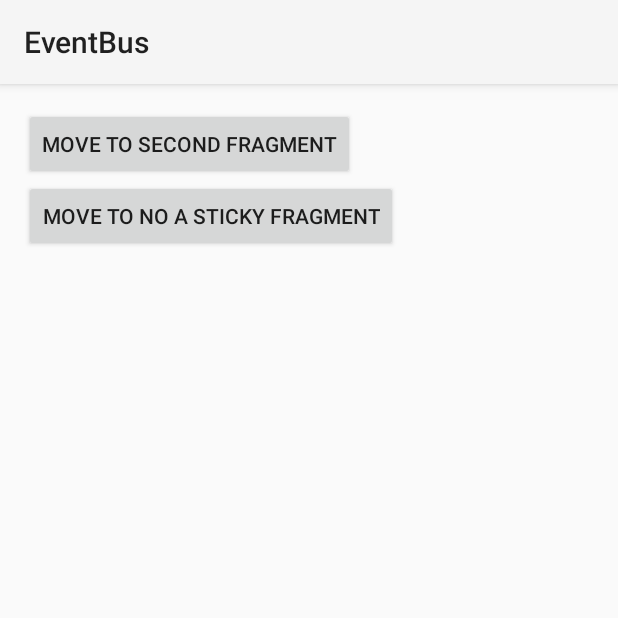
After one commit to frodoking/GradleAndroid-App, an Android app: the EventBusActivity screen opened directly, with no data from a screen before it, on a phone screen of 412 x 824 dp, the top half of it. The commit adds this screen. Run offline under Robolectric (Android 15) with nearby library versions, the phone set to English and light mode, and no system bars; libraries missing offline, so code that uses them is left out: de.greenrobot.event; 3 statements that could not run were skipped.

Commit message:
添加eventbus to function

```diff
--- a/function/build.gradle
+++ b/function/build.gradle
@@ -5,7 +5,7 @@ android {
     buildToolsVersion "21.1.1"
 
     defaultConfig {
-        minSdkVersion 4
+        minSdkVersion 11
         targetSdkVersion 21
         versionCode 1
         versionName "1.0"
@@ -23,4 +23,5 @@ android {
 dependencies {
     compile fileTree(dir: 'libs', include: ['*.jar'])
     compile 'com.google.zxing:core:3.1.0'
+    compile 'de.greenrobot:eventbus:2.4.0'
 }
--- /dev/null
+++ b/function/src/main/java/com/android/app/function/eventbus/EventBusActivity.java
@@ -0,0 +1,132 @@
+package com.android.app.function.eventbus;
+
+import android.app.Activity;
+import android.os.Bundle;
+import android.view.LayoutInflater;
+import android.view.View;
+import android.view.ViewGroup;
+
+import com.android.app.function.R;
+import com.android.app.function.eventbus.bus.MoveToFragmentEvent;
+import com.android.app.function.eventbus.bus.StickyEvent;
+import com.android.app.function.eventbus.bus.UpdateActionBarTitleEvent;
+import com.android.app.function.eventbus.data.DataObject;
+import com.android.app.function.eventbus.fragments.BaseFragment;
+import com.android.app.function.eventbus.fragments.NoStickyFragment;
+import com.android.app.function.eventbus.fragments.SecondFragment;
+import com.android.app.function.eventbus.fragments.ThirdFragment;
+
+import de.greenrobot.event.EventBus;
+
+/**
+ * Sample main {@link android.app.Activity}.
+ * <p/>
+ * Created by kevintanhongann.
+ * <p/>
+ * Update:
+ * <p/>
+ * 1. Added event-handler that updates title of {@link android.app.ActionBar}.
+ * <p/>
+ * 2. Added event-handler that controls showing {@link com.kevintan.eventbussample.fragments.SecondFragment}, {@link
+ * com.kevintan.eventbussample.fragments.ThirdFragment}.
+ * <p/>
+ * 3. Remove {@link com.kevintan.eventbussample.bus.StickyEvent} in {@link EventBusActivity#onDestroy()}.
+ *
+ * @author Xinyue Zhao
+ */
+public class EventBusActivity extends Activity {
+	private static final int LAYOUT = R.layout.eventbus_main;
+
+	/**
+	 * Handler for {@link com.kevintan.eventbussample.bus.UpdateActionBarTitleEvent}
+	 *
+	 * @param e
+	 * 		Event {@link  com.kevintan.eventbussample.bus.UpdateActionBarTitleEvent}.
+	 */
+	public void onEvent(UpdateActionBarTitleEvent e) {
+		getActionBar().setTitle(e.getTitle());
+	}
+
+	/**
+	 * Handler for {@link com.kevintan.eventbussample.bus.MoveToFragmentEvent}
+	 *
+	 * @param e
+	 * 		Event {@link com.kevintan.eventbussample.bus.MoveToFragmentEvent }.
+	 */
+	public void onEvent(MoveToFragmentEvent e) {
+		if (e.getFragment() instanceof ThirdFragment) {
+			getFragmentManager().beginTransaction().replace(R.id.container, e.getFragment()).addToBackStack(null)
+					.commit();
+		} else if (e.getFragment() instanceof SecondFragment) {
+			DataObject object = new DataObject("kevin tan", "kevintan@kevintan.com");
+			EventBus.getDefault().postSticky(new StickyEvent(object));
+			getFragmentManager().beginTransaction().replace(R.id.container, e.getFragment()).addToBackStack(null)
+					.commit();
+		} else if (e.getFragment() instanceof NoStickyFragment) {
+			DataObject object = new DataObject("Hello, world!", "www.github.com");
+			EventBus.getDefault().postSticky(new StickyEvent(object));
+			getFragmentManager().beginTransaction().replace(R.id.container, e.getFragment()).addToBackStack(null)
+					.commit();
+		}
+	}
+
+	@Override
+	protected void onCreate(Bundle savedInstanceState) {
+		super.onCreate(savedInstanceState);
+		setContentView(LAYOUT);
+		EventBus.getDefault().register(this);
+		if (savedInstanceState == null) {
+			getFragmentManager().beginTransaction()
+					.add(R.id.container, new PlaceholderFragment())
+					.commit();
+		}
+	}
+
+	@Override
+	protected void onDestroy() {
+		EventBus.getDefault().unregister(this);
+		EventBus.getDefault().removeStickyEvent(StickyEvent.class);
+		super.onDestroy();
+	}
+
+
+	/**
+	 * A placeholder fragment containing a simple view.
+	 * <p/>
+	 * Update:
+	 * <p/>
+	 * Extends from {@link com.kevintan.eventbussample.fragments.BaseFragment} to demonstrate coexistence between {@link
+	 * de.greenrobot.event.EventBus#registerSticky(Object)} and {@link de.greenrobot.event.EventBus#register(Object)}.
+	 */
+	public static class PlaceholderFragment extends BaseFragment {
+		private static final int LAYOUT = R.layout.eventbus_fragment_main;
+
+		public PlaceholderFragment() {
+		}
+
+		@Override
+		public View onCreateView(LayoutInflater inflater, ViewGroup container,
+		                         Bundle savedInstanceState) {
+			/* Update fragment's title.*/
+			EventBus.getDefault().post(new UpdateActionBarTitleEvent(getString(R.string.screen_1)));
+			View rootView = inflater.inflate(LAYOUT, container, false);
+			/* Move to fragment that can demonstrate sticky-event. */
+			rootView.findViewById(R.id.btn_test).setOnClickListener(new View.OnClickListener() {
+				@Override
+				public void onClick(View v) {
+					EventBus.getDefault().post(new MoveToFragmentEvent(new SecondFragment()));
+				}
+			});
+			/* Move to fragment that can not accept sticky-event. */
+			rootView.findViewById(R.id.btn_no_sticky).setOnClickListener(new View.OnClickListener() {
+				@Override
+				public void onClick(View v) {
+					EventBus.getDefault().post(new MoveToFragmentEvent(new NoStickyFragment()));
+				}
+			});
+
+			return rootView;
+		}
+	}
+
+}
--- /dev/null
+++ b/function/src/main/java/com/android/app/function/eventbus/fragments/BaseFragment.java
@@ -0,0 +1,55 @@
+package com.android.app.function.eventbus.fragments;
+
+import android.app.Fragment;
+import de.greenrobot.event.EventBus;
+
+/**
+ * {@link com.android.app.function.eventbus.fragments.BaseFragment}  demonstrates a general pattern used in App.
+ * <p/>
+ * Generally only when the App has been in foreground evens could be handled, so that we connect bus in {@code
+ * onResume()}, and disconnect in {@code onPause()}.
+ * <p/>
+ * {@link com.kevintan.eventbussample.fragments.BaseFragment#onEvent(Object)} to tricky {@link
+ * de.greenrobot.event.EventBusException} for a least one subscribed method "onEvent".
+ * <p/>
+ * Added {@link com.kevintan.eventbussample.fragments.BaseFragment#isStickyAvailable()} for subclasses whether using
+ * sticky-mode or normal.
+ */
+public abstract class BaseFragment extends Fragment {
+	/**
+	 * Handler for {@link }
+	 *
+	 * @param e
+	 * 		Event {@link  }.
+	 */
+	public void onEvent(Object e) {
+
+	}
+
+	@Override
+	public void onResume() {
+		if (isStickyAvailable()) {
+			EventBus.getDefault().registerSticky(this);
+		} else {
+			EventBus.getDefault().register(this);
+		}
+		super.onResume();
+	}
+
+	@Override
+	public void onPause() {
+		EventBus.getDefault().unregister(this);
+		super.onPause();
+	}
+
+	/**
+	 * Is the {@link android.app.Fragment} ready to subscribe a sticky-event or not.
+	 *
+	 * @return {@code true} if the {@link android.app.Fragment}  available for sticky-events inc. normal events.
+	 * <p/>
+	 * <b>Default is {@code false}</b>.
+	 */
+	protected boolean isStickyAvailable() {
+		return false;
+	}
+}
--- /dev/null
+++ b/function/src/main/res/layout/eventbus_fragment_main.xml
@@ -0,0 +1,24 @@
+<LinearLayout xmlns:android="http://schemas.android.com/apk/res/android"
+		xmlns:tools="http://schemas.android.com/tools"
+		android:layout_width="match_parent"
+		android:layout_height="match_parent"
+		android:orientation="vertical"
+		android:paddingLeft="@dimen/activity_horizontal_margin"
+		android:paddingRight="@dimen/activity_horizontal_margin"
+		android:paddingTop="@dimen/activity_vertical_margin"
+		android:paddingBottom="@dimen/activity_vertical_margin"
+		tools:context=".MainActivity$PlaceholderFragment">
+
+	<Button
+			android:text="@string/btn_sec_fragment"
+			android:layout_height="wrap_content"
+			android:id="@+id/btn_test"
+			android:layout_width="wrap_content" />
+
+	<Button
+			android:text="@string/btn_no_sticky_fragment"
+			android:layout_height="wrap_content"
+			android:id="@+id/btn_no_sticky"
+			android:layout_width="wrap_content" />
+
+</LinearLayout>
--- /dev/null
+++ b/function/src/main/res/layout/eventbus_main.xml
@@ -0,0 +1,7 @@
+<FrameLayout xmlns:android="http://schemas.android.com/apk/res/android"
+    xmlns:tools="http://schemas.android.com/tools"
+    android:id="@+id/container"
+    android:layout_width="match_parent"
+    android:layout_height="match_parent"
+    tools:context=".MainActivity"
+    tools:ignore="MergeRootFrame" />
--- /dev/null
+++ b/function/src/main/res/values/dimens.xml
@@ -0,0 +1,6 @@
+<resources>
+    <!-- Default screen margins, per the Android Design guidelines. -->
+    <dimen name="activity_horizontal_margin">16dp</dimen>
+    <dimen name="activity_vertical_margin">16dp</dimen>
+
+    </resources>
```
Also changed, not shown: app/src/main/AndroidManifest.xml (+9 -0 lines), function/src/main/java/com/android/app/function/eventbus/bus/MoveToFragmentEvent.java (added, +34 -0 lines), function/src/main/java/com/android/app/function/eventbus/bus/NormalEvent.java (added, +7 -0 lines), function/src/main/java/com/android/app/function/eventbus/bus/SimpleEvent.java (added, +8 -0 lines), function/src/main/java/com/android/app/function/eventbus/bus/StickyEvent.java (added, +25 -0 lines), function/src/main/java/com/android/app/function/eventbus/bus/UpdateActionBarTitleEvent.java (added, +32 -0 lines), function/src/main/java/com/android/app/function/eventbus/data/DataObject.java (added, +37 -0 lines), function/src/main/java/com/android/app/function/eventbus/fragments/NoStickyFragment.java (added, +76 -0 lines), function/src/main/java/com/android/app/function/eventbus/fragments/SecondFragment.java (added, +111 -0 lines), function/src/main/java/com/android/app/function/eventbus/fragments/ThirdFragment.java (added, +45 -0 lines), function/src/main/res/layout/eventbus_fragment_no_sticky.xml (added, +27 -0 lines), function/src/main/res/layout/eventbus_fragment_second.xml (added, +28 -0 lines), function/src/main/res/values/strings.xml (+16 -0 lines).
